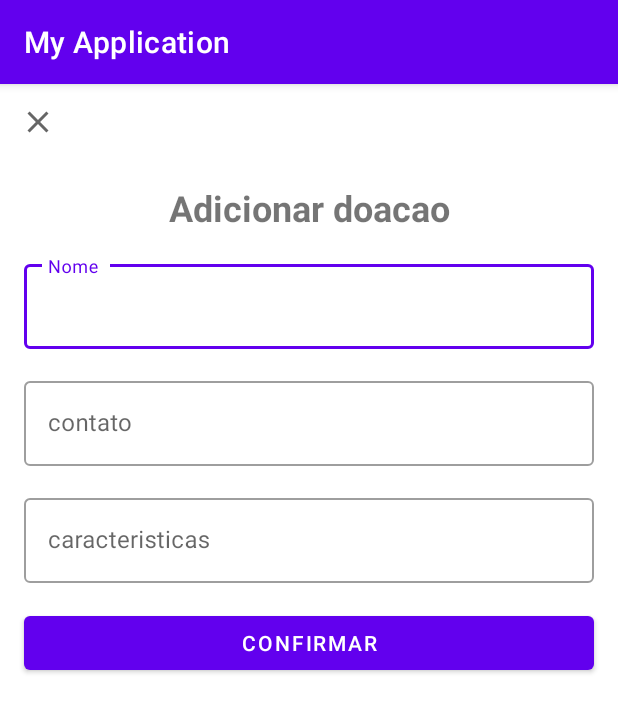
After one commit to rosianeclemente/App-Doacoes, an Android app: the AddDoacaoActivity screen opened directly, with no data from a screen before it, on a phone screen of 412 x 824 dp. The commit adds this screen. Shown: the top 712 px of the screen. Run offline under Robolectric (Android 15) with nearby library versions, the phone set to English and light mode, and no system bars.

Commit message:
adicionando activitys

```diff
--- a/app/src/main/AndroidManifest.xml
+++ b/app/src/main/AndroidManifest.xml
@@ -1,9 +1,7 @@
 <?xml version="1.0" encoding="utf-8"?>
 <manifest xmlns:android="http://schemas.android.com/apk/res/android"
           package="com.example.myapplication">
-    <uses-permission android:name="android.permission.READ_EXTERNAL_STORAGE" />
 
-    <uses-permission android:name="android.permission.WRITE_EXTERNAL_STORAGE"  />
 
     <application
             android:allowBackup="true"
@@ -12,6 +10,7 @@
             android:roundIcon="@mipmap/ic_launcher_round"
             android:supportsRtl="true"
             android:theme="@style/Theme.MyApplication">
+        <activity android:name=".Ui.AddDoacaoActivity"></activity>
         <activity android:name=".Ui.MainActivity">
             <intent-filter>
                 <action android:name="android.intent.action.MAIN"/>
--- a/app/src/main/java/com/example/myapplication/Data/Doacao.kt
+++ b/app/src/main/java/com/example/myapplication/Data/Doacao.kt
@@ -10,7 +10,7 @@ data class Doacao(
     val nome: String,
     val caracteristicas: String,
     val contato: String,
-    val imagem: String
+//    val imagem: String
 
 ) {
 }
--- a/app/src/main/java/com/example/myapplication/Data/DoacaoRepository.kt
+++ b/app/src/main/java/com/example/myapplication/Data/DoacaoRepository.kt
@@ -1,8 +1,10 @@
 package com.example.myapplication.Data
+
+import androidx.lifecycle.LiveData
 
 class DoacaoRepository(private val doacaoDao: IDoacaoDAO) {
     suspend fun insert(doacao: Doacao) = doacaoDao.insert(doacao)
     suspend fun update(doacao: Doacao) = doacaoDao.update(doacao)
-    suspend fun all():MutableList<Doacao> = doacaoDao.all()
+    fun getAll():LiveData<List<Doacao>> = doacaoDao.getAll()
     suspend fun deleteAll(id:MutableList<Int>) = doacaoDao.deleteAll(id)
 }
--- /dev/null
+++ b/app/src/main/java/com/example/myapplication/Ui/AddDoacaoActivity.kt
@@ -0,0 +1,41 @@
+package com.example.myapplication.Ui
+
+import android.os.Bundle
+import android.widget.Toast
+import androidx.activity.viewModels
+import androidx.appcompat.app.AppCompatActivity
+import com.example.myapplication.App
+import com.example.myapplication.Data.Doacao
+import com.example.myapplication.R
+import com.example.myapplication.databinding.ActicityAddDoacaoBinding
+import org.koin.androidx.viewmodel.ext.android.viewModel
+
+class AddDoacaoActivity : AppCompatActivity(){
+    private val binding by lazy { ActicityAddDoacaoBinding.inflate(layoutInflater) }
+
+    private val mainViewModel: MainViewModel by viewModels {
+        MainViewModelFactory((application as App).repository)
+    }
+    override fun onCreate(savedInstanceState: Bundle?) {
+        super.onCreate(savedInstanceState)
+        setContentView(binding.root)
+        insertListeners()
+    }
+
+    private fun insertListeners() {
+        binding.buttonConfirmar.setOnClickListener {
+            finish()
+        }
+        binding.buttonConfirmar.setOnClickListener {
+            val doacao = Doacao(
+                nome = binding.tilNome.editText?.text.toString(),
+                contato = binding.tilContato.editText?.text.toString(),
+                caracteristicas = binding.tilCaracteristicas.editText?.text.toString()
+
+            )
+            mainViewModel.insert(doacao)
+            Toast.makeText(this, R.string.Cadastro_realizado, Toast.LENGTH_LONG).show()
+            finish()
+        }
+    }
+}
--- a/app/src/main/java/com/example/myapplication/Ui/DoacaoAdapter.kt
+++ b/app/src/main/java/com/example/myapplication/Ui/DoacaoAdapter.kt
@@ -23,7 +23,11 @@ class DoacaoAdapter: androidx.recyclerview.widget.ListAdapter<Doacao, DoacaoAdap
         holder.bind(getItem(position))
     }
     inner class ViewHolder(private val binding: ItemDoacaoBinding ):RecyclerView.ViewHolder(binding.root) {
-        fun bind(item: Doacao){
+        fun bind(itens: Doacao){
+            binding.nome.text = itens.nome
+            binding.contato.text = itens.contato
+            binding.caracteristicas.text = itens.caracteristicas
+
 
 
 
--- /dev/null
+++ b/app/src/main/res/drawable/ic_baseline_close_24.xml
@@ -0,0 +1,10 @@
+<vector xmlns:android="http://schemas.android.com/apk/res/android"
+    android:width="24dp"
+    android:height="24dp"
+    android:viewportWidth="24"
+    android:viewportHeight="24"
+    android:tint="?attr/colorControlNormal">
+  <path
+      android:fillColor="@android:color/white"
+      android:pathData="M19,6.41L17.59,5 12,10.59 6.41,5 5,6.41 10.59,12 5,17.59 6.41,19 12,13.41 17.59,19 19,17.59 13.41,12z"/>
+</vector>
--- a/app/src/main/res/layout/acticity_add_doacao.xml
+++ b/app/src/main/res/layout/acticity_add_doacao.xml
@@ -1,16 +1,19 @@
 <?xml version="1.0" encoding="utf-8"?>
-<androidx.constraintlayout.widget.ConstraintLayout
-        xmlns:android="http://schemas.android.com/apk/res/android"
+<androidx.constraintlayout.widget.ConstraintLayout xmlns:android="http://schemas.android.com/apk/res/android"
+    xmlns:app="http://schemas.android.com/apk/res-auto"
+    xmlns:tools="http://schemas.android.com/tools"
     android:layout_width="match_parent"
-        android:layout_height="match_parent" xmlns:app="http://schemas.android.com/apk/res-auto">
+    android:layout_height="match_parent"
+    tools:context=".Ui.AddDoacaoActivity">
+
     <ImageButton
         android:id="@+id/button_confirme"
         android:layout_width="50dp"
         android:layout_height="50dp"
         android:background="?attr/actionBarItemBackground"
+        android:src="@drawable/ic_baseline_close_24"
         app:layout_constraintTop_toTopOf="parent"
-        app:layout_constraintStart_toStartOf="parent"
-        />
+        app:layout_constraintStart_toStartOf="parent"/>
     <com.google.android.material.textview.MaterialTextView
         android:id="@+id/tv_title"
         android:layout_width="wrap_content"
@@ -18,17 +21,17 @@
         android:layout_margin="16dp"
         android:textStyle="bold"
         android:textSize="24sp"
-        android:text="@string/adicionar"
+        android:text="Adicionar doacao"
         app:layout_constraintEnd_toEndOf="parent"
         app:layout_constraintStart_toStartOf="parent"
         app:layout_constraintTop_toBottomOf="@id/button_confirme"/>
     <com.google.android.material.textfield.TextInputLayout
         android:id="@+id/til_nome"
         android:layout_width="0dp"
-        android:layout_height="match_parent"
+        android:layout_height="wrap_content"
         android:layout_margin="16dp"
         style="@style/Widget.MaterialComponents.TextInputLayout.OutlinedBox"
-        android:hint="nome"
+        android:hint="Nome "
         app:layout_constraintEnd_toEndOf="parent"
         app:layout_constraintStart_toStartOf="parent"
         app:layout_constraintTop_toBottomOf="@id/tv_title">
@@ -39,36 +42,35 @@
 
     </com.google.android.material.textfield.TextInputLayout>
     <com.google.android.material.textfield.TextInputLayout
-            android:id="@+id/til_caracteristicas"
+        android:id="@+id/til_contato"
         android:layout_width="0dp"
-            android:layout_height="match_parent"
+        android:layout_height="wrap_content"
         android:layout_margin="16dp"
         style="@style/Widget.MaterialComponents.TextInputLayout.OutlinedBox"
-            android:hint="Descrição da doação"
+        android:hint="contato"
         app:layout_constraintEnd_toEndOf="parent"
         app:layout_constraintStart_toStartOf="parent"
         app:layout_constraintTop_toBottomOf="@id/til_nome">
         <com.google.android.material.textfield.TextInputEditText
             android:layout_width="match_parent"
             android:layout_height="match_parent"
-                android:inputType="text"/>
+            android:inputType="number"/>
 
     </com.google.android.material.textfield.TextInputLayout>
     <com.google.android.material.textfield.TextInputLayout
-            android:id="@+id/til_contato"
+        android:id="@+id/til_caracteristicas"
         android:layout_width="0dp"
-            android:layout_height="match_parent"
+        android:layout_height="wrap_content"
         android:layout_margin="16dp"
         style="@style/Widget.MaterialComponents.TextInputLayout.OutlinedBox"
-            android:hint="Contato para retirada"
+        android:hint="caracteristicas"
         app:layout_constraintEnd_toEndOf="parent"
         app:layout_constraintStart_toStartOf="parent"
-            app:layout_constraintTop_toBottomOf="@id/til_caracteristicas">
+        app:layout_constraintTop_toBottomOf="@id/til_contato">
         <com.google.android.material.textfield.TextInputEditText
             android:layout_width="match_parent"
             android:layout_height="match_parent"
             android:inputType="text"/>
-
     </com.google.android.material.textfield.TextInputLayout>
     <com.google.android.material.button.MaterialButton
         android:id="@+id/button_confirmar"
@@ -78,9 +80,6 @@
         android:text="Confirmar"
         app:layout_constraintEnd_toEndOf="parent"
         app:layout_constraintStart_toStartOf="parent"
-            app:layout_constraintTop_toBottomOf="@id/til_contato"/>
-
-
-
+        app:layout_constraintTop_toBottomOf="@id/til_caracteristicas"/>
 
 </androidx.constraintlayout.widget.ConstraintLayout>
--- a/app/src/main/res/layout/item_doacao.xml
+++ b/app/src/main/res/layout/item_doacao.xml
@@ -31,7 +31,7 @@
                         android:textStyle="bold"
                         app:layout_constraintTop_toTopOf="parent"
                         app:layout_constraintStart_toStartOf="parent"
-                        tools:text="dgsgdggdg"
+                        tools:text="Rosiane Clemente"
 
                 />
                 <com.google.android.material.textview.MaterialTextView
@@ -41,7 +41,7 @@
                         android:textStyle="bold"
                         app:layout_constraintTop_toBottomOf="@id/nome"
                         app:layout_constraintStart_toStartOf="parent"
-                        tools:text="dgsgdggdg"
+                        tools:text="caracteristicas do produto"
 
                 />
                 <com.google.android.material.textview.MaterialTextView
@@ -51,7 +51,7 @@
                         android:textStyle="bold"
                         app:layout_constraintTop_toBottomOf="@id/caracteristicas"
                         app:layout_constraintStart_toStartOf="parent"
-                        tools:text="dgsgdggdg"
+                        tools:text="contato"
 
                 />
         </androidx.constraintlayout.widget.ConstraintLayout>
--- a/app/src/main/res/values/strings.xml
+++ b/app/src/main/res/values/strings.xml
@@ -2,4 +2,5 @@
     <string name="app_name">My Application</string>
     <string name="cresci_e_perdi">Cresci e Perdi</string>
     <string name="adicionar">Adiconar doação</string>
+    <string name="Cadastro_realizado">Cadastro realizado com sucesso!</string>
 </resources>
```
Also changed, not shown: app/build.gradle (+5 -5 lines), app/src/main/java/com/example/myapplication/Model/DoacaoViewModel.kt (deleted, +0 -34 lines), app/src/main/java/com/example/myapplication/Ui/DoacaoViewModel.kt (added, +34 -0 lines), app/src/main/java/com/example/myapplication/Ui/MainActivity.kt (+29 -1 lines), app/src/main/java/com/example/myapplication/Ui/MainViewModel.kt (+6 -2 lines). Lines whose indentation alone changed are shown as unchanged.
